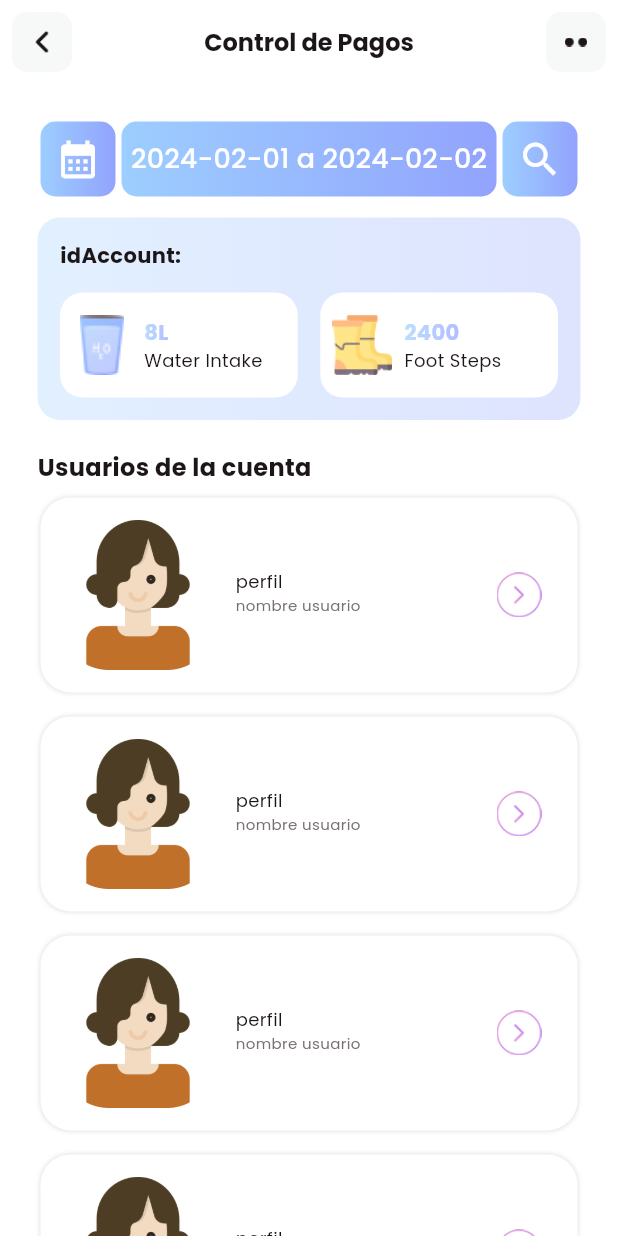
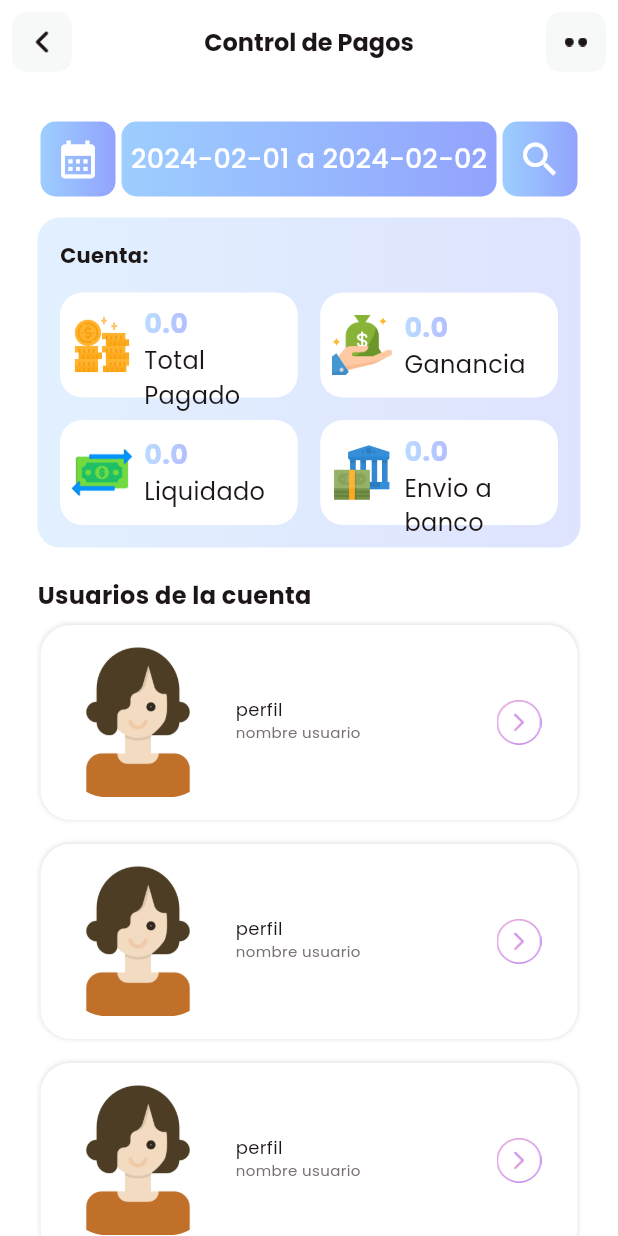
Before and after one commit to MarCarrera/accounts, a Flutter app: the ActivityTrackerView screen opened directly with empty values, after a tap on the "search" icon, on a phone screen of 412 x 824 dp. Run offline on Flutter 3.47's test engine with Material 3 defaults, Android fonts, the phone set to English and light mode, and no system bars; our stand-ins replace animated_toggle_switch, calendar_date_picker2, carousel_slider, fl_chart, quickalert, readmore and 2 more; missing offline and left inert: dotted_dashed_line, simple_animation_progress_bar; network calls fail; key blocks and very long unbroken strings in the code were emptied for the run.

Commit message:
creando vista pagos de cuenta

```diff
--- a/lib/common_widget/today_target_cell.dart
+++ b/lib/common_widget/today_target_cell.dart
@@ -48,14 +48,14 @@ class TodayTargetCell extends StatelessWidget {
                   style: TextStyle(
                       color: TColor.white.withOpacity(0.7),
                       fontWeight: FontWeight.w700,
-                      fontSize: 14),
+                      fontSize: 18),
                 ),
               ),
               Text(
                 title,
                 style: TextStyle(
                   color: TColor.black,
-                  fontSize: 12,
+                  fontSize: 16,
                 ),
               ),
             ],
--- a/lib/view/home/activity_tracker_view.dart
+++ b/lib/view/home/activity_tracker_view.dart
@@ -12,19 +12,21 @@ import '../../common_widget/latest_activity_row.dart';
 import '../../common_widget/today_target_cell.dart';
 
 class ActivityTrackerView extends StatefulWidget {
-  const ActivityTrackerView({super.key, required this.idAccount});
+  const ActivityTrackerView({super.key, required this.idAccount, required this.accountName});
 
   final String idAccount;
+  final String accountName;
 
   @override
   State<ActivityTrackerView> createState() =>
-      _ActivityTrackerViewState(idAccount);
+      _ActivityTrackerViewState(idAccount, accountName);
 }
 
 class _ActivityTrackerViewState extends State<ActivityTrackerView> {
   //CONSTRUCTOR DE CLASE PARA HACER USO DE LAS VARIABLES COMPARTIDAS
-  _ActivityTrackerViewState(this.idAccount);
+  _ActivityTrackerViewState(this.idAccount, this.accountName);
   final String idAccount;
+  final String accountName;
 
   int touchedIndex = -1;
 
@@ -58,12 +60,17 @@ class _ActivityTrackerViewState extends State<ActivityTrackerView> {
   List<String> paymentDateAccountA = [];
   List<String> arrayNameUsersAccountA = [];
   List<String> arrayPaymentAmountA = [];
-  double totalPaymentA = 0.0;
   bool showDataPaymentA = false;
   List<double> arrayTotalPay = [];
+  double totalPagado = 0.0;
+  double ganancia = 0.0;
+  double liquidado = 0.0;
+  double envio = 0.0;
+  double retiro = 0.0;
+
   //OBTENER PAGOS DE CUENTA-------------------------------
-  Future<void> obtenerPagosCuenta(String date1, String date2) async {
-    var response = await getPaymentsProfilesByAccountDate('1', date1, date2);
+  Future<void> obtenerPagosCuenta(String idAccount, String date1, String date2) async {
+    var response = await getPaymentsProfilesByAccountDate(idAccount, date1, date2);
     if (response != "err_internet_conex") {
       print('Respuesta pagos cuenta :::: $response');
       setState(() {
@@ -73,7 +80,7 @@ class _ActivityTrackerViewState extends State<ActivityTrackerView> {
           paymentDateAccountA.clear();
           arrayNameUsersAccountA.clear();
           arrayPaymentAmountA.clear();
-          totalPaymentA = 0.0;
+          totalPagado = 0.0;
           // arrayTotalPay.clear();
 
           if (paymentDateAccountA.isEmpty &&
@@ -84,10 +91,13 @@ class _ActivityTrackerViewState extends State<ActivityTrackerView> {
               arrayNameUsersAccountA.add(response[i]['nameUser'].toString());
               arrayPaymentAmountA.add(response[i]['amountPay'].toString());
               double? amountPayA = double.tryParse(response[i]['amountPay']);
-              totalPaymentA += amountPayA ?? 0.0;
+              totalPagado += amountPayA ?? 0.0;
+              ganancia = totalPagado - 299;
+              liquidado = ganancia - retiro;
+              envio = totalPagado - ganancia;
             }
-            arrayTotalPay.add(totalPaymentA);
-            print("total pago a::::: $totalPaymentA ");
+            arrayTotalPay.add(totalPagado);
+            print("total pago a::::: $totalPagado ");
           }
         }
       });
@@ -100,7 +110,7 @@ class _ActivityTrackerViewState extends State<ActivityTrackerView> {
   @override
   void initState() {
     super.initState();
-    obtenerPagosCuenta(date1, date2);
+    obtenerPagosCuenta(idAccount, date1, date2);
   }
 
   @override
@@ -192,7 +202,7 @@ class _ActivityTrackerViewState extends State<ActivityTrackerView> {
                       mainAxisAlignment: MainAxisAlignment.spaceBetween,
                       children: [
                         Text(
-                          "idAccount: $idAccount",
+                          "Cuenta: $accountName",
                           style: TextStyle(
                               color: TColor.black,
                               fontSize: 14,
@@ -203,13 +213,13 @@ class _ActivityTrackerViewState extends State<ActivityTrackerView> {
                     const SizedBox(
                       height: 15,
                     ),
-                    const Row(
+                    Row(
                       children: [
                         Expanded(
                           child: TodayTargetCell(
-                            icon: "assets/img/water.png",
-                            value: "8L",
-                            title: "Water Intake",
+                            icon: "assets/icons/dinero.png",
+                            value: totalPagado.toString(),
+                            title: "Total Pagado",
                           ),
                         ),
                         SizedBox(
@@ -217,9 +227,33 @@ class _ActivityTrackerViewState extends State<ActivityTrackerView> {
                         ),
                         Expanded(
                           child: TodayTargetCell(
-                            icon: "assets/img/foot.png",
-                            value: "2400",
-                            title: "Foot Steps",
+                            icon: "assets/icons/money.png",
+                            value: ganancia.toString(),
+                            title: "Ganancia",
+                          ),
+                        ),
+                      ],
+                    ),
+                    const SizedBox(
+                      height: 15,
+                    ),
+                    Row(
+                      children: [
+                        Expanded(
+                          child: TodayTargetCell(
+                            icon: "assets/icons/fondos.png",
+                            value: liquidado.toString(),
+                            title: "Liquidado",
+                          ),
+                        ),
+                        SizedBox(
+                          width: 15,
+                        ),
+                        Expanded(
+                          child: TodayTargetCell(
+                            icon: "assets/icons/bank.png",
+                            value: envio.toString(),
+                            title: "Envio a banco",
                           ),
                         ),
                       ],
@@ -330,7 +364,7 @@ class _ActivityTrackerViewState extends State<ActivityTrackerView> {
             onPressed: () {
               print('fechas seleccionadas:::: $startDate y $endDate');
               print('obteniendo pagos...');
-              obtenerPagosCuenta(startDate, endDate);
+              obtenerPagosCuenta(idAccount, startDate, endDate);
             },
             padding: EdgeInsets.zero,
             height: 30,
--- a/lib/view/home/home_view.dart
+++ b/lib/view/home/home_view.dart
@@ -35,12 +35,12 @@ class _HomeViewState extends State<HomeView> {
   List<String> paymentDateAccountB = [];
   List<String> arrayNameUsersAccountB = [];
   List<String> arrayPaymentAmountB = [];
-  double totalPaymentB = 0.0;
+
 
   List<String> paymentDateAccountC = [];
   List<String> arrayNameUsersAccountC = [];
   List<String> arrayPaymentAmountC = [];
-  double totalPaymentC = 0.0;
+
 
   //PETICIONES A API---------------------------------------------
   Future<void> obtenerCuentas() async {
@@ -284,7 +284,8 @@ class _HomeViewState extends State<HomeView> {
                 Navigator.push(
                   context,
                   MaterialPageRoute(
-                    builder: (context) => ActivityTrackerView(idAccount: arrayidAccount[index].toString(),),
+                    builder: (context) => ActivityTrackerView(
+                      idAccount: arrayidAccount[index].toString(), accountName: arraynameAccount[index],),
                   ),
                 );
               },
```
Also changed, not shown: assets/icons/bank.png (added), assets/icons/dinero.png (added), assets/icons/fondos.png (added), assets/icons/money.png (added).
